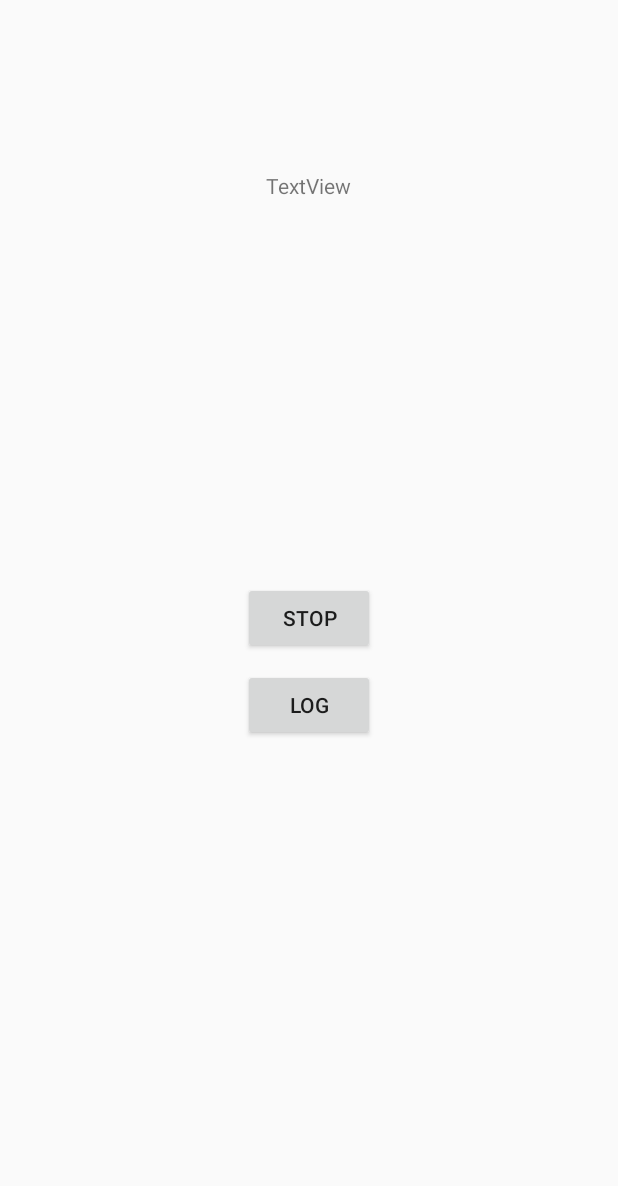
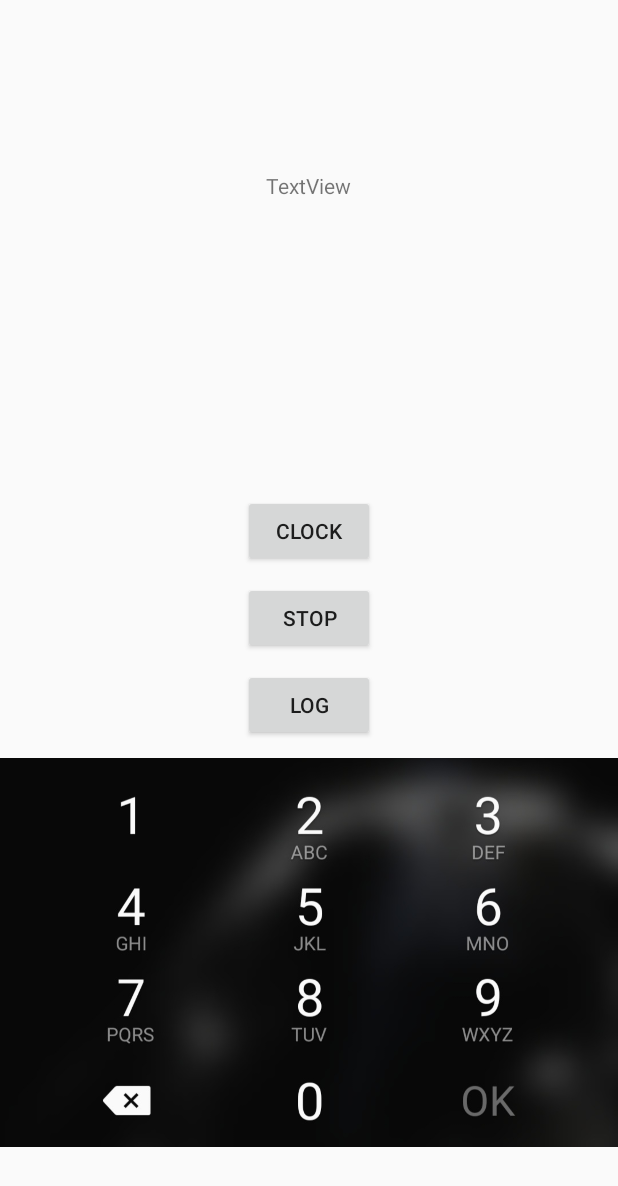
Before and after one commit to vermarish/app-BBBarometer, an Android app: the screen it shows after launch (MainActivity), after a tap on "START", on a phone screen of 412 x 824 dp. Shown: the top 1186 px of the screen. Run offline under Robolectric (Android 15) with nearby library versions, the phone set to English and light mode, and no system bars; our stand-ins replace Room's generated code.

Commit message:
First implementation of clocking
Very crude, involves additional buttons, but worked for the last 2 years
lol

```diff
--- a/app/src/main/java/com/example/bigbrotherbarometer/MainActivity.java
+++ b/app/src/main/java/com/example/bigbrotherbarometer/MainActivity.java
@@ -42,7 +42,7 @@ public class MainActivity extends AppCompatActivity {
     TextView textView1;
     List<Sensor> sensors;
     boolean recording;
-    Set<Tidbit> data;  // TODO optimize List -> Set
+    Set<Tidbit> data;
 
     SensorEventListener sel = new SensorEventListener() {
         public void onAccuracyChanged(Sensor sensor, int accuracy) {}
@@ -76,14 +76,25 @@ public class MainActivity extends AppCompatActivity {
         super.onCreate(savedInstanceState);
         setContentView(R.layout.activity_main);
 
-        long elapsedRealTimeNanos = SystemClock.elapsedRealtimeNanos();
+        db = AppDatabase.getInstance(this);
+        dao = db.tidbitDao();
+
+        final long elapsedRealTimeNanos = SystemClock.elapsedRealtimeNanos();
         long uptimeMillis = SystemClock.uptimeMillis();
-        dT = elapsedRealTimeNanos - uptimeMillis*1000;
+
+
+        final Button clock = findViewById(R.id.clock);
+        clock.setOnClickListener(new View.OnClickListener() {
+            public void onClick(View v) {
+                Tidbit millis = new Tidbit(-1, SystemClock.uptimeMillis(), 0);
+                Tidbit nanos = new Tidbit(-2, SystemClock.elapsedRealtimeNanos(), 0);
+                data.add(millis);
+                data.add(nanos);
+            }
+        });
 
         recording = false;
 
-        db = AppDatabase.getInstance(this);
-        dao = db.tidbitDao();
 
         sm = (SensorManager) getSystemService(SENSOR_SERVICE);
 
@@ -94,9 +105,9 @@ public class MainActivity extends AppCompatActivity {
         sensors.add(sm.getDefaultSensor(Sensor.TYPE_ACCELEROMETER));
 
         for (Sensor sensor : sensors) {
-            sm.registerListener(sel, sm.getDefaultSensor(Sensor.TYPE_ACCELEROMETER), SensorManager.SENSOR_DELAY_NORMAL);
-            sm.registerListener(sel, sm.getDefaultSensor(Sensor.TYPE_PRESSURE), SensorManager.SENSOR_DELAY_NORMAL);
-            sm.registerListener(sel, sm.getDefaultSensor(Sensor.TYPE_GYROSCOPE), SensorManager.SENSOR_DELAY_NORMAL);
+            sm.registerListener(sel, sm.getDefaultSensor(Sensor.TYPE_ACCELEROMETER), SensorManager.SENSOR_DELAY_FASTEST);
+            sm.registerListener(sel, sm.getDefaultSensor(Sensor.TYPE_PRESSURE), SensorManager.SENSOR_DELAY_FASTEST);
+            sm.registerListener(sel, sm.getDefaultSensor(Sensor.TYPE_GYROSCOPE), SensorManager.SENSOR_DELAY_FASTEST);
         }
 
         final Button toggle = findViewById(R.id.toggleRecording);
@@ -119,7 +130,7 @@ public class MainActivity extends AppCompatActivity {
         relativeLayout.setOnTouchListener(new View.OnTouchListener() {
             public boolean onTouch(View v, MotionEvent event) {
                 if (recording) {
-                    Tidbit tidbit = new Tidbit(TYPE_TOUCH, motionTimeToSensorTime(event.getDownTime()),
+                    Tidbit tidbit = new Tidbit(TYPE_TOUCH,  event.getDownTime(), //motionTimeToSensorTime(event.getDownTime() % MOD),
                             event.getX(), event.getY());
                     System.out.println(tidbit);
                     data.add(tidbit);
@@ -173,19 +184,21 @@ public class MainActivity extends AppCompatActivity {
     }
 
     private long motionTimeToSensorTime(long motionTime) {
-        return 1000*motionTime + dT;
+        return 100000*motionTime + dT;
     }
 
+    @RequiresApi(api = Build.VERSION_CODES.JELLY_BEAN_MR1)
     private void toggle() {
         Button toggle = findViewById(R.id.toggleRecording);
         recording = !recording;
         if (recording) {
             System.out.println("Recording...");
             data = new TreeSet<>();
+            timestamp();
             toggle.setText("STOP");
         } else {
             Toast.makeText(MainActivity.this, "Logging..", Toast.LENGTH_SHORT).show();
-
+            timestamp();
             // write the data to database
             for (Tidbit tidbit : data) {
                 dao.insert(tidbit);
@@ -195,6 +208,17 @@ public class MainActivity extends AppCompatActivity {
             Toast.makeText(MainActivity.this, "Logged!", Toast.LENGTH_SHORT).show();
             toggle.setText("START");
         }
+    }
+
+    @RequiresApi(api = Build.VERSION_CODES.JELLY_BEAN_MR1)
+    private void timestamp() {
+        Tidbit millis = new Tidbit(-1, SystemClock.uptimeMillis(), 0);
+        Tidbit nanos = new Tidbit(-2, SystemClock.elapsedRealtimeNanos(), 0);
+        dT = SystemClock.elapsedRealtimeNanos() - SystemClock.uptimeMillis()*1000000;
+        data.add(millis);
+        data.add(nanos);
+        Tidbit delta = new Tidbit(-3, dT, 0);
+        data.add(delta);
     }
 
 
--- a/app/src/main/res/layout/activity_main.xml
+++ b/app/src/main/res/layout/activity_main.xml
@@ -15,6 +15,16 @@
         android:layout_marginTop="114dp"
         android:text="TextView" />
     <Button
+        android:id="@+id/clock"
+        android:layout_width="wrap_content"
+        android:layout_height="wrap_content"
+        android:layout_centerHorizontal="true"
+        android:layout_above="@+id/toggleRecording"
+        android:layout_marginBottom="10dp"
+        android:text="Clock"
+        />
+
+    <Button
         android:id="@+id/toggleRecording"
         android:layout_width="wrap_content"
         android:layout_height="wrap_content"
@@ -30,4 +40,10 @@
         android:layout_centerHorizontal="true"
         android:text="@string/log"
         />
+    <ImageView
+        android:layout_width="wrap_content"
+        android:layout_height="wrap_content"
+        android:layout_alignTop="@id/logData"
+        android:src="@drawable/numpad"
+        />
 </RelativeLayout>
```
Also changed, not shown: app/src/main/res/drawable/numpad.jpg (added).
